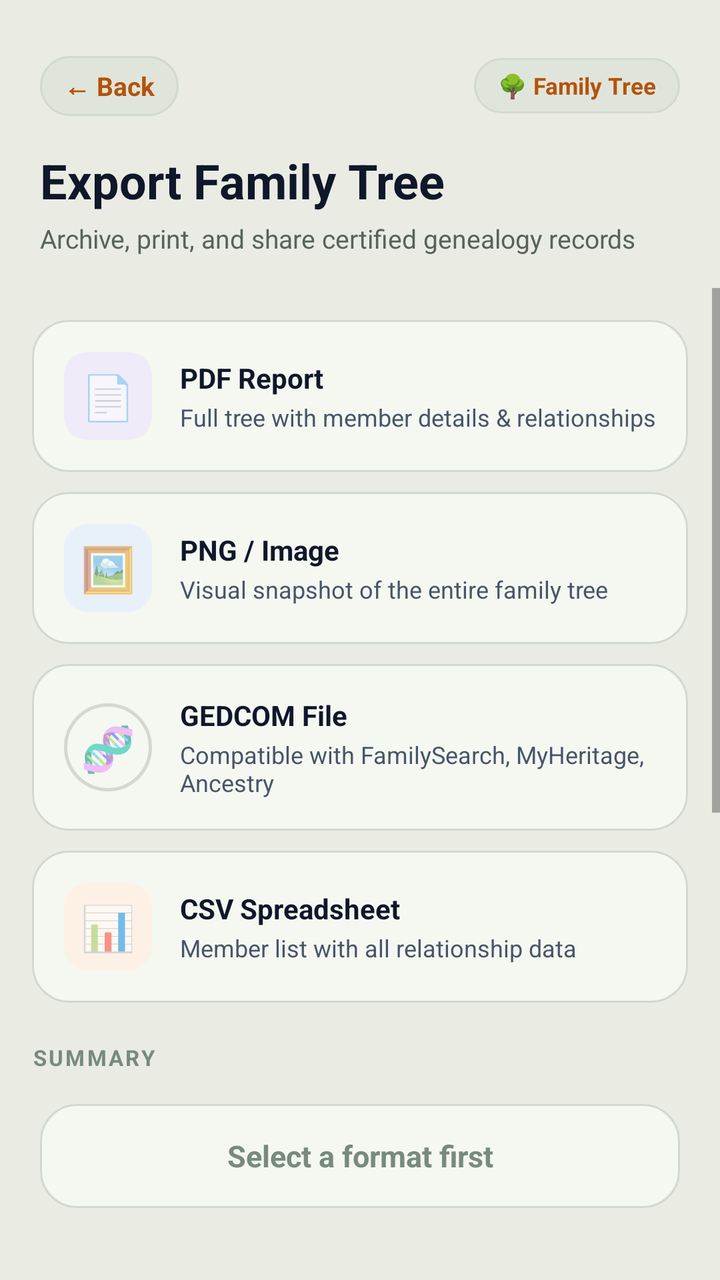
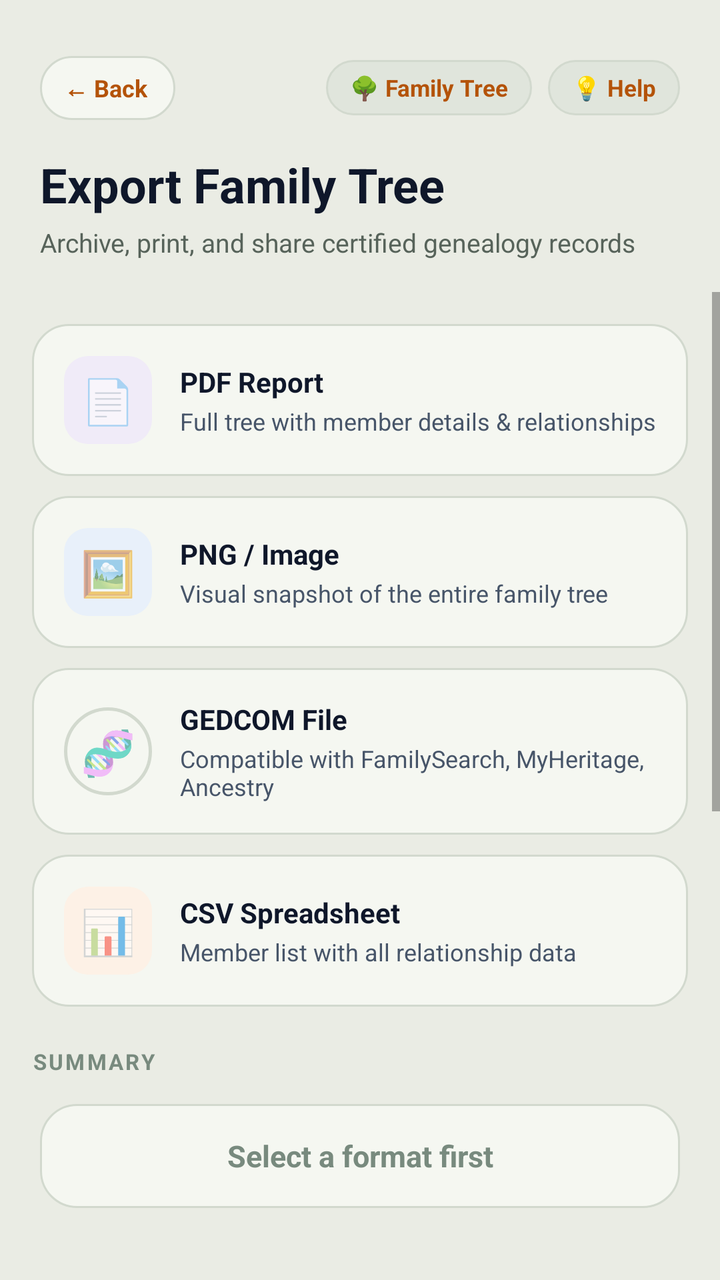

Compare the two renders of this Android layout. The source of the first and the diff that turns it into the second are given below.
<!-- AndroidManifest.xml: application theme Theme.BTProject2 -->
<!-- res/layout/activity_export_tree.xml -->
<?xml version="1.0" encoding="utf-8"?>
<LinearLayout xmlns:android="http://schemas.android.com/apk/res/android"
    android:layout_width="match_parent"
    android:layout_height="match_parent"
    android:orientation="vertical"
    android:background="@color/forest_bg"
    android:fitsSystemWindows="true">

    
    <LinearLayout
        android:layout_width="match_parent"
        android:layout_height="wrap_content"
        android:orientation="vertical"
        android:background="@color/forest_bg"
        android:paddingStart="20dp"
        android:paddingEnd="20dp"
        android:paddingTop="28dp"
        android:paddingBottom="16dp">

        <LinearLayout
            android:layout_width="match_parent"
            android:layout_height="wrap_content"
            android:orientation="horizontal"
            android:gravity="center_vertical"
            android:layout_marginBottom="16dp">

            <TextView
                android:id="@+id/btnBack"
                android:layout_width="wrap_content"
                android:layout_height="wrap_content"
                android:text="← Back"
                android:textSize="13sp"
                android:textStyle="bold"
                android:textColor="@color/gold_accent"
                android:background="@drawable/badge_pill_dark"
                android:paddingStart="12dp"
                android:paddingEnd="12dp"
                android:paddingTop="6dp"
                android:paddingBottom="6dp"
                android:clickable="true"
                android:focusable="true" />

            <View
                android:layout_width="0dp"
                android:layout_height="0dp"
                android:layout_weight="1" />

            
            <TextView
                android:id="@+id/tvTreePillBadge"
                android:layout_width="wrap_content"
                android:layout_height="wrap_content"
                android:text="🌳 Family Tree"
                android:textSize="11.5sp"
                android:textStyle="bold"
                android:textColor="@color/mint_text"
                android:background="@drawable/badge_pill_dark"
                android:paddingStart="12dp"
                android:paddingEnd="12dp"
                android:paddingTop="6dp"
                android:paddingBottom="6dp" />
        </LinearLayout>

        <TextView
            android:layout_width="wrap_content"
            android:layout_height="wrap_content"
            android:text="Export Family Tree"
            android:textSize="24sp"
            android:textStyle="bold"
            android:textColor="@color/text_primary" />

        <TextView
            android:layout_width="wrap_content"
            android:layout_height="wrap_content"
            android:text="Archive, print, and share certified genealogy records"
            android:textSize="13sp"
            android:textColor="@color/dark_subtext"
            android:layout_marginTop="4dp" />
    </LinearLayout>

    <ScrollView
        android:layout_width="match_parent"
        android:layout_height="0dp"
        android:layout_weight="1">

        <LinearLayout
            android:layout_width="match_parent"
            android:layout_height="wrap_content"
            android:orientation="vertical"
            android:padding="16dp">

            
            <LinearLayout
                android:id="@+id/cardPdf"
                android:layout_width="match_parent"
                android:layout_height="wrap_content"
                android:orientation="horizontal"
                android:background="@drawable/card_bg"
                android:padding="16dp"
                android:gravity="center_vertical"
                android:layout_marginBottom="10dp"
                android:clickable="true"
                android:focusable="true">

                <TextView
                    android:layout_width="44dp"
                    android:layout_height="44dp"
                    android:gravity="center"
                    android:text="📄"
                    android:textSize="22sp"
                    android:background="@drawable/icon_bg_pink"
                    android:layout_marginEnd="14dp" />

                <LinearLayout
                    android:layout_width="0dp"
                    android:layout_height="wrap_content"
                    android:layout_weight="1"
                    android:orientation="vertical">

                    <TextView
                        android:layout_width="wrap_content"
                        android:layout_height="wrap_content"
                        android:text="PDF Report"
                        android:textSize="14sp"
                        android:textStyle="bold"
                        android:textColor="@color/text_primary" />

                    <TextView
                        android:layout_width="wrap_content"
                        android:layout_height="wrap_content"
                        android:text="Full tree with member details &amp; relationships"
                        android:textSize="12sp"
                        android:textColor="@color/text_secondary"
                        android:layout_marginTop="2dp" />
                </LinearLayout>
            </LinearLayout>

            
            <LinearLayout
                android:id="@+id/cardPng"
                android:layout_width="match_parent"
                android:layout_height="wrap_content"
                android:orientation="horizontal"
                android:background="@drawable/card_bg"
                android:padding="16dp"
                android:gravity="center_vertical"
                android:layout_marginBottom="10dp"
                android:clickable="true"
                android:focusable="true">

                <TextView
                    android:layout_width="44dp"
                    android:layout_height="44dp"
                    android:gravity="center"
                    android:text="🖼️"
                    android:textSize="22sp"
                    android:background="@drawable/icon_bg_blue"
                    android:layout_marginEnd="14dp" />

                <LinearLayout
                    android:layout_width="0dp"
                    android:layout_height="wrap_content"
                    android:layout_weight="1"
                    android:orientation="vertical">

                    <TextView
                        android:layout_width="wrap_content"
                        android:layout_height="wrap_content"
                        android:text="PNG / Image"
                        android:textSize="14sp"
                        android:textStyle="bold"
                        android:textColor="@color/text_primary" />

                    <TextView
                        android:layout_width="wrap_content"
                        android:layout_height="wrap_content"
                        android:text="Visual snapshot of the entire family tree"
                        android:textSize="12sp"
                        android:textColor="@color/text_secondary"
                        android:layout_marginTop="2dp" />
                </LinearLayout>
            </LinearLayout>

            
            <LinearLayout
                android:id="@+id/cardGedcom"
                android:layout_width="match_parent"
                android:layout_height="wrap_content"
                android:orientation="horizontal"
                android:background="@drawable/card_bg"
                android:padding="16dp"
                android:gravity="center_vertical"
                android:layout_marginBottom="10dp"
                android:clickable="true"
                android:focusable="true">

                <TextView
                    android:layout_width="44dp"
                    android:layout_height="44dp"
                    android:gravity="center"
                    android:text="🧬"
                    android:textSize="22sp"
                    android:background="@drawable/icon_bg_green"
                    android:layout_marginEnd="14dp" />

                <LinearLayout
                    android:layout_width="0dp"
                    android:layout_height="wrap_content"
                    android:layout_weight="1"
                    android:orientation="vertical">

                    <TextView
                        android:layout_width="wrap_content"
                        android:layout_height="wrap_content"
                        android:text="GEDCOM File"
                        android:textSize="14sp"
                        android:textStyle="bold"
                        android:textColor="@color/text_primary" />

                    <TextView
                        android:layout_width="wrap_content"
                        android:layout_height="wrap_content"
                        android:text="Compatible with FamilySearch, MyHeritage, Ancestry"
                        android:textSize="12sp"
                        android:textColor="@color/text_secondary"
                        android:layout_marginTop="2dp" />
                </LinearLayout>
            </LinearLayout>

            
            <LinearLayout
                android:id="@+id/cardCsv"
                android:layout_width="match_parent"
                android:layout_height="wrap_content"
                android:orientation="horizontal"
                android:background="@drawable/card_bg"
                android:padding="16dp"
                android:gravity="center_vertical"
                android:layout_marginBottom="20dp"
                android:clickable="true"
                android:focusable="true">

                <TextView
                    android:layout_width="44dp"
                    android:layout_height="44dp"
                    android:gravity="center"
                    android:text="📊"
                    android:textSize="22sp"
                    android:background="@drawable/icon_bg_amber"
                    android:layout_marginEnd="14dp" />

                <LinearLayout
                    android:layout_width="0dp"
                    android:layout_height="wrap_content"
                    android:layout_weight="1"
                    android:orientation="vertical">

                    <TextView
                        android:layout_width="wrap_content"
                        android:layout_height="wrap_content"
                        android:text="CSV Spreadsheet"
                        android:textSize="14sp"
                        android:textStyle="bold"
                        android:textColor="@color/text_primary" />

                    <TextView
                        android:layout_width="wrap_content"
                        android:layout_height="wrap_content"
                        android:text="Member list with all relationship data"
                        android:textSize="12sp"
                        android:textColor="@color/text_secondary"
                        android:layout_marginTop="2dp" />
                </LinearLayout>
            </LinearLayout>

            
            <TextView
                android:layout_width="wrap_content"
                android:layout_height="wrap_content"
                android:text="SUMMARY"
                android:textSize="11sp"
                android:textStyle="bold"
                android:textColor="@color/text_hint"
                android:letterSpacing="0.1"
                android:layout_marginBottom="8dp" />

            <LinearLayout
                android:layout_width="match_parent"
                android:layout_height="wrap_content"
                android:orientation="vertical"
                android:background="@drawable/card_bg"
                android:padding="14dp"
                android:layout_marginBottom="20dp">

                <LinearLayout android:layout_width="match_parent" android:layout_height="wrap_content" android:orientation="horizontal" android:paddingBottom="10dp">
                    <TextView android:layout_width="0dp" android:layout_height="wrap_content" android:layout_weight="1" android:text="Total Members" android:textSize="13sp" android:textColor="@color/text_secondary" />
                    <TextView android:id="@+id/tvTotalMembers" android:layout_width="wrap_content" android:layout_height="wrap_content" android:text="0" android:textSize="13sp" android:textStyle="bold" android:textColor="@color/text_primary" />
                </LinearLayout>

                <View android:layout_width="match_parent" android:layout_height="1dp" android:background="@color/surface" android:layout_marginBottom="10dp" />

                <LinearLayout android:layout_width="match_parent" android:layout_height="wrap_content" android:orientation="horizontal" android:paddingBottom="10dp">
                    <TextView android:layout_width="0dp" android:layout_height="wrap_content" android:layout_weight="1" android:text="Parent Links" android:textSize="13sp" android:textColor="@color/text_secondary" />
                    <TextView android:id="@+id/tvParentLinks" android:layout_width="wrap_content" android:layout_height="wrap_content" android:text="0" android:textSize="13sp" android:textStyle="bold" android:textColor="@color/text_primary" />
                </LinearLayout>

                <View android:layout_width="match_parent" android:layout_height="1dp" android:background="@color/surface" android:layout_marginBottom="10dp" />

                <LinearLayout android:layout_width="match_parent" android:layout_height="wrap_content" android:orientation="horizontal" android:paddingBottom="10dp">
                    <TextView android:layout_width="0dp" android:layout_height="wrap_content" android:layout_weight="1" android:text="Living Members" android:textSize="13sp" android:textColor="@color/text_secondary" />
                    <TextView android:id="@+id/tvLivingMembers" android:layout_width="wrap_content" android:layout_height="wrap_content" android:text="0" android:textSize="13sp" android:textStyle="bold" android:textColor="@color/text_primary" />
                </LinearLayout>

                <View android:layout_width="match_parent" android:layout_height="1dp" android:background="@color/surface" android:layout_marginBottom="10dp" />

                <LinearLayout android:layout_width="match_parent" android:layout_height="wrap_content" android:orientation="horizontal">
                    <TextView android:layout_width="0dp" android:layout_height="wrap_content" android:layout_weight="1" android:text="Export Format" android:textSize="13sp" android:textColor="@color/text_secondary" />
                    <TextView android:id="@+id/tvExportFormat" android:layout_width="wrap_content" android:layout_height="wrap_content" android:text="Not selected" android:textSize="13sp" android:textStyle="bold" android:textColor="@color/text_hint" />
                </LinearLayout>
            </LinearLayout>

        </LinearLayout>
    </ScrollView>

    
    <LinearLayout
        android:layout_width="match_parent"
        android:layout_height="wrap_content"
        android:orientation="vertical"
        android:paddingStart="20dp"
        android:paddingEnd="20dp"
        android:paddingTop="12dp"
        android:paddingBottom="36dp"
        android:background="@color/forest_bg">

        <TextView
            android:id="@+id/btnExport"
            android:layout_width="match_parent"
            android:layout_height="52dp"
            android:gravity="center"
            android:text="Select a format first"
            android:textSize="15sp"
            android:textStyle="bold"
            android:textColor="@color/text_hint"
            android:background="@drawable/card_bg"
            android:clickable="true"
            android:focusable="true" />
    </LinearLayout>

</LinearLayout>
<!-- resources referenced by this layout -->
<resources>
  <color name="dark_subtext">#57635A</color>
  <color name="forest_bg">#EAECE4</color>
  <color name="gold_accent">#B45309</color>
  <color name="mint_text">#B45309</color>
  <color name="surface">#F5F7F1</color>
  <color name="text_hint">#788A7E</color>
  <color name="text_primary">#0F172A</color>
  <color name="text_secondary">#475569</color>
  <!-- drawable badge_pill_dark (drawable) -->
  <?xml version="1.0" encoding="utf-8"?>
  <shape xmlns:android="http://schemas.android.com/apk/res/android"
      android:shape="rectangle">
      <solid android:color="@color/forest_card_light" />
      <corners android:radius="20dp" />
      <stroke
          android:width="1dp"
          android:color="@color/forest_card_border" />
  </shape>
  <!-- drawable card_bg (drawable) -->
  <?xml version="1.0" encoding="utf-8"?>
  <shape xmlns:android="http://schemas.android.com/apk/res/android"
      android:shape="rectangle">
      <solid android:color="@color/forest_card" />
      <corners android:radius="18dp" />
      <stroke android:width="1dp" android:color="@color/forest_card_border" />
  </shape>
  <!-- drawable icon_bg_amber (drawable) -->
  <?xml version="1.0" encoding="utf-8"?>
  <shape xmlns:android="http://schemas.android.com/apk/res/android"
      android:shape="rectangle">
      <solid android:color="#FDF1E6" />
      <corners android:radius="12dp" />
  </shape>
  <!-- drawable icon_bg_blue (drawable) -->
  <?xml version="1.0" encoding="utf-8"?>
  <shape xmlns:android="http://schemas.android.com/apk/res/android"
      android:shape="rectangle">
      <solid android:color="#E8F0FA" />
      <corners android:radius="12dp" />
  </shape>
  <!-- drawable icon_bg_green (drawable) -->
  <?xml version="1.0" encoding="utf-8"?>
  <shape xmlns:android="http://schemas.android.com/apk/res/android"
      android:shape="oval">
      <solid android:color="@color/forest_card" />
      <stroke android:width="1.5dp" android:color="@color/forest_card_border" />
  </shape>
  <!-- drawable icon_bg_pink (drawable) -->
  <?xml version="1.0" encoding="utf-8"?>
  <shape xmlns:android="http://schemas.android.com/apk/res/android"
      android:shape="rectangle">
      <solid android:color="#F0EBF8" />
      <corners android:radius="12dp" />
  </shape>
  <style name="Theme.BTProject2" parent="Theme.MaterialComponents.DayNight.NoActionBar">
          <item name="colorPrimary">@color/gold_accent</item>
          <item name="colorPrimaryDark">@color/gold_accent_dark</item>
          <item name="colorAccent">@color/gold_accent</item>
          <item name="android:windowBackground">@color/forest_bg</item>
          <item name="android:statusBarColor">@color/forest_bg</item>
          <item name="android:windowLightStatusBar">true</item>
      </style>
  <color name="forest_card_light">#E0E5DC</color>
  <color name="forest_card_border">#D2D9CE</color>
  <color name="forest_card">#F5F7F1</color>
  <color name="gold_accent_dark">#78350F</color>
</resources>

<!-- the commit's change to res/layout/activity_export_tree.xml (unified diff, before → after) -->
@@ -27,16 +27,15 @@
             <TextView
                 android:id="@+id/btnBack"
                 android:layout_width="wrap_content"
-                android:layout_height="wrap_content"
+                android:layout_height="32dp"
+                android:background="@drawable/bg_nav_back_pill"
+                android:gravity="center_vertical"
+                android:paddingStart="12dp"
+                android:paddingEnd="14dp"
                 android:text="← Back"
-                android:textSize="13sp"
+                android:textSize="12sp"
                 android:textStyle="bold"
-                android:textColor="@color/gold_accent"
-                android:background="@drawable/badge_pill_dark"
-                android:paddingStart="12dp"
-                android:paddingEnd="12dp"
-                android:paddingTop="6dp"
-                android:paddingBottom="6dp"
+                android:textColor="@color/primary"
                 android:clickable="true"
                 android:focusable="true" />
 
@@ -59,6 +58,23 @@
                 android:paddingEnd="12dp"
                 android:paddingTop="6dp"
                 android:paddingBottom="6dp" />
+
+            <TextView
+                android:id="@+id/btnQuickAssistExport"
+                android:layout_width="wrap_content"
+                android:layout_height="wrap_content"
+                android:text="💡 Help"
+                android:textSize="11.5sp"
+                android:textStyle="bold"
+                android:textColor="@color/gold_accent"
+                android:background="@drawable/badge_pill_dark"
+                android:paddingStart="12dp"
+                android:paddingEnd="12dp"
+                android:paddingTop="6dp"
+                android:paddingBottom="6dp"
+                android:layout_marginStart="8dp"
+                android:clickable="true"
+                android:focusable="true" />
         </LinearLayout>
 
         <TextView
<!-- resource entries referenced after the edit -->
@@ -4,6 +4,7 @@
   <color name="forest_bg">#EAECE4</color>
   <color name="gold_accent">#B45309</color>
   <color name="mint_text">#B45309</color>
+  <color name="primary">#B45309</color>
   <color name="surface">#F5F7F1</color>
   <color name="text_hint">#788A7E</color>
   <color name="text_primary">#0F172A</color>
@@ -18,6 +19,20 @@
           android:width="1dp"
           android:color="@color/forest_card_border" />
   </shape>
+  <!-- drawable bg_nav_back_pill (drawable) -->
+  <?xml version="1.0" encoding="utf-8"?>
+  <ripple xmlns:android="http://schemas.android.com/apk/res/android"
+      android:color="@color/gold_accent">
+      <item>
+          <shape android:shape="rectangle">
+              <solid android:color="@color/card_bg" />
+              <corners android:radius="20dp" />
+              <stroke
+                  android:width="1dp"
+                  android:color="@color/card_border" />
+          </shape>
+      </item>
+  </ripple>
   <!-- drawable card_bg (drawable) -->
   <?xml version="1.0" encoding="utf-8"?>
   <shape xmlns:android="http://schemas.android.com/apk/res/android"
@@ -64,6 +79,8 @@
       </style>
   <color name="forest_card_light">#E0E5DC</color>
   <color name="forest_card_border">#D2D9CE</color>
+  <color name="card_bg">#F5F7F1</color>
+  <color name="card_border">#D2D9CE</color>
   <color name="forest_card">#F5F7F1</color>
   <color name="gold_accent_dark">#78350F</color>
 </resources>
